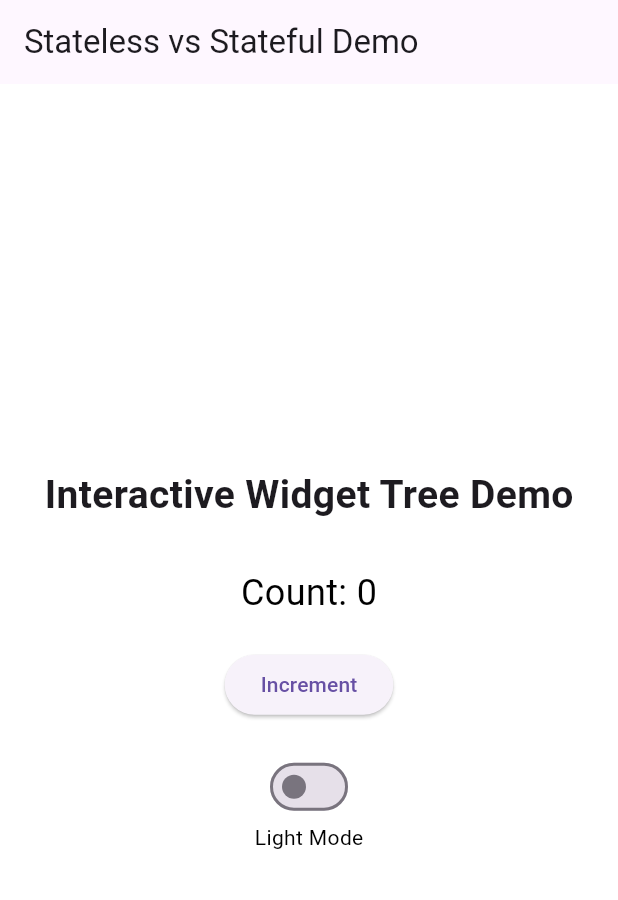
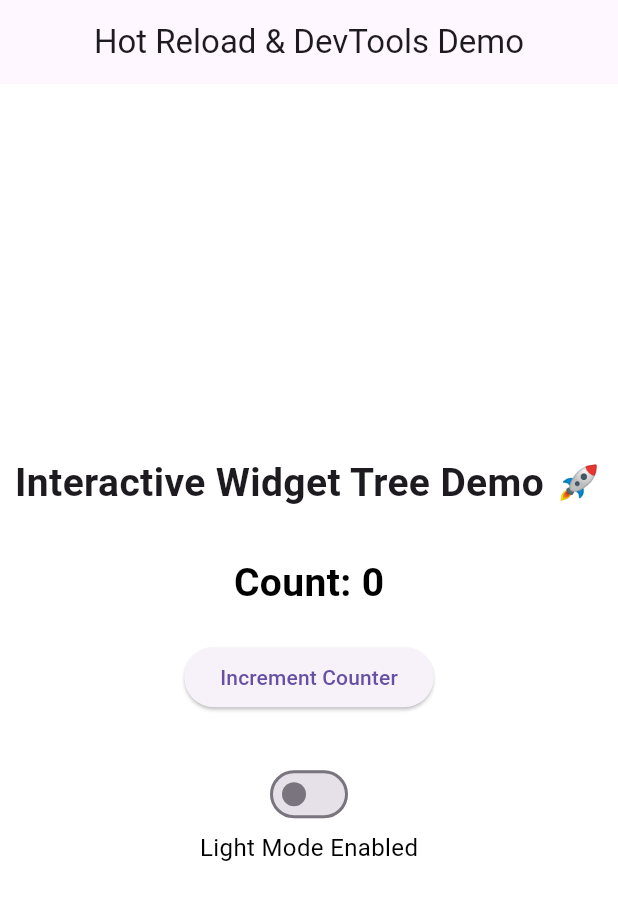
Before and after one commit to Jemimah000/PawTrust, a Flutter app: the screen it shows after launch, on a phone screen of 412 x 824 dp. Shown: the top 900 px of the screen. Run offline on Flutter 3.47's test engine with Material 3 defaults, Android fonts, the phone set to English and light mode, and no system bars; our stand-ins replace firebase_auth, firebase_core; accounts and stored records are empty.

Commit message:
chore: demonstrated use of Hot Reload, Debug Console, and DevTools

```diff
--- a/lib/main.dart
+++ b/lib/main.dart
@@ -20,7 +20,7 @@ class MyApp extends StatelessWidget {
 }
 
 // -----------------------
-// Main Screen
+// Main Screen (Stateful)
 // -----------------------
 class DemoScreen extends StatefulWidget {
   const DemoScreen({super.key});
@@ -33,15 +33,19 @@ class _DemoScreenState extends State<DemoScreen> {
   int count = 0;
   bool isDark = false;
 
+  // Increment counter with debug log
   void increment() {
     setState(() {
       count++;
+      debugPrint("Button Pressed! Current count: $count");
     });
   }
 
+  // Toggle theme with debug log
   void toggleTheme(bool value) {
     setState(() {
       isDark = value;
+      debugPrint("Theme Changed: ${isDark ? "Dark Mode" : "Light Mode"}");
     });
   }
 
@@ -50,7 +54,8 @@ class _DemoScreenState extends State<DemoScreen> {
     return Scaffold(
       backgroundColor: isDark ? Colors.black : Colors.white,
       appBar: AppBar(
-        title: const Text("Stateless vs Stateful Demo"),
+        title: const Text("Hot Reload & DevTools Demo"),
+        centerTitle: true,
       ),
       body: Center(
         child: Column(
@@ -64,7 +69,8 @@ class _DemoScreenState extends State<DemoScreen> {
             Text(
               "Count: $count",
               style: TextStyle(
-                fontSize: 24,
+                fontSize: 26,
+                fontWeight: FontWeight.bold,
                 color: isDark ? Colors.white : Colors.black,
               ),
             ),
@@ -73,10 +79,10 @@ class _DemoScreenState extends State<DemoScreen> {
 
             ElevatedButton(
               onPressed: increment,
-              child: const Text("Increment"),
+              child: const Text("Increment Counter"),
             ),
 
-            const SizedBox(height: 20),
+            const SizedBox(height: 30),
 
             Switch(
               value: isDark,
@@ -84,8 +90,9 @@ class _DemoScreenState extends State<DemoScreen> {
             ),
 
             Text(
-              isDark ? "Dark Mode" : "Light Mode",
+              isDark ? "Dark Mode Enabled" : "Light Mode Enabled",
               style: TextStyle(
+                fontSize: 16,
                 color: isDark ? Colors.white : Colors.black,
               ),
             ),
@@ -105,7 +112,7 @@ class DemoHeader extends StatelessWidget {
   @override
   Widget build(BuildContext context) {
     return const Text(
-      "Interactive Widget Tree Demo",
+      "Interactive Widget Tree Demo 🚀",
       style: TextStyle(
         fontSize: 26,
         fontWeight: FontWeight.bold,
```
Also changed, not shown: 1 other file.
